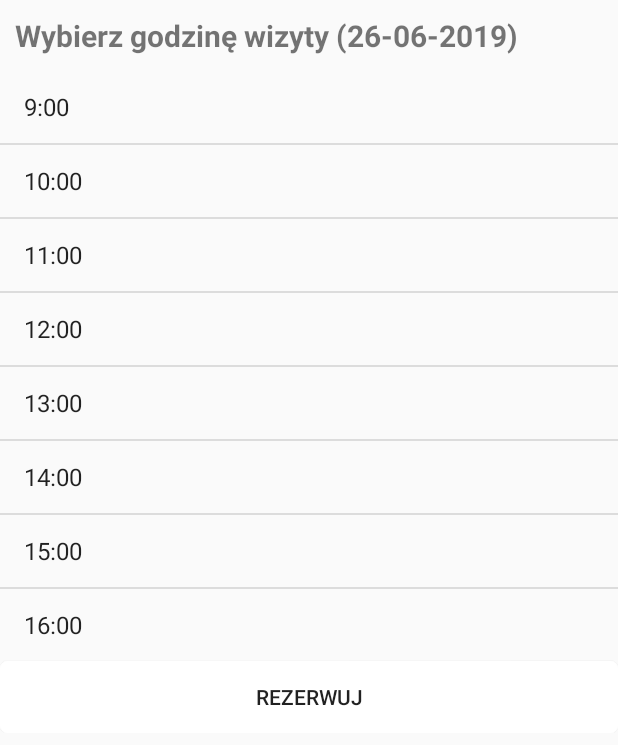
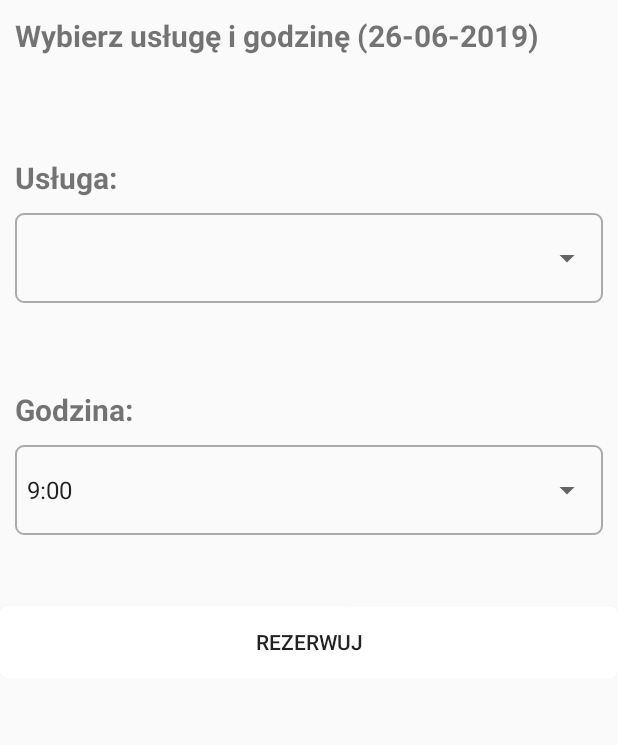
Before and after one commit to PawelKozarzewski/Hairmate, an Android app: the fragment CalendarView shown on its own in the app's theme, after a tap on "DALEJ", on a phone screen of 412 x 824 dp. Shown: the top 745 px of the screen. Run offline under Robolectric (Android 15) with nearby library versions, the phone set to English and light mode, and no system bars; our stand-ins replace Firebase (no records; nobody signed in at launch, a user with empty details on screens opened directly); 2 other taps on this screen came first.

Commit message:
- User can now choose a service in reservation tab - Choice of hour and service now uses spinners - Visit lists for user and owner are now sorted chronologically - Some minor visual fixes

```diff
--- a/app/src/main/java/com/example/patryk/hairfire/CalendarView.java
+++ b/app/src/main/java/com/example/patryk/hairfire/CalendarView.java
@@ -19,6 +19,7 @@ import android.widget.GridView;
 import android.widget.LinearLayout;
 import android.widget.ListView;
 import android.widget.RelativeLayout;
+import android.widget.Spinner;
 import android.widget.TextView;
 
 import com.google.android.gms.tasks.OnCompleteListener;
@@ -59,15 +60,16 @@ public class CalendarView extends Fragment {
     private int chosenDayPosition = -1;
     public String date_choice;
     final ArrayList<String> hoursReserved = new ArrayList<String>();
-    String hourSelected;
-    String clientName;
+    Spinner spinner_services, spinner_hours;
+    String hourSelected, clientName, serviceSelected;
+    String serv_name, serv_price, serv_duration;
 
     @Nullable
     @Override
     public View onCreateView(@NonNull LayoutInflater inflater, @Nullable ViewGroup container, @Nullable Bundle savedInstanceState) {
         final View view = inflater.inflate(R.layout.calendar_view,container,false);
         calendar_layout = (RelativeLayout) view.findViewById(R.id.calendar_layout);
-        hourListView = (ListView) view.findViewById(R.id.hour_listview);
+//        hourListView = (ListView) view.findViewById(R.id.hour_listview);
         hour_layout = (LinearLayout) view.findViewById(R.id.hour_layout);
         header = (LinearLayout) view.findViewById(R.id.calendar_header);
         btnPrev = (Button) view.findViewById(R.id.calendar_prev_button);
@@ -81,7 +83,8 @@ public class CalendarView extends Fragment {
         loginInformation = (TextView) view.findViewById(R.id.login_information);
         reservationButton = (Button) view.findViewById(R.id.reservation_button);
         chooseHourText = (TextView) view.findViewById(R.id.choose_hour);
-
+        spinner_services = (Spinner) view.findViewById(R.id.services_spinner);
+        spinner_hours = (Spinner) view.findViewById(R.id.hours_spinner);
 
         updateDate(this.monthOffset);
         getHoursReserved();
@@ -115,10 +118,34 @@ public class CalendarView extends Fragment {
             }
         });
 
-        hourListView.setOnItemClickListener(new AdapterView.OnItemClickListener() {
+//        hourListView.setOnItemClickListener(new AdapterView.OnItemClickListener() {
+//            @Override
+//            public void onItemClick(AdapterView<?> parent, View view, int position, long id) {
+//                hourSelected = (String) hourListView.getItemAtPosition(position);
+//            }
+//        });
+
+        spinner_hours.setOnItemSelectedListener(new AdapterView.OnItemSelectedListener() {
             @Override
-            public void onItemClick(AdapterView<?> parent, View view, int position, long id) {
-                hourSelected = (String) hourListView.getItemAtPosition(position);
+            public void onItemSelected(AdapterView<?> parent, View view, int position, long id) {
+                hourSelected = (String) parent.getItemAtPosition(position);
+            }
+
+            @Override
+            public void onNothingSelected(AdapterView<?> parent) {
+
+            }
+        });
+
+        spinner_services.setOnItemSelectedListener(new AdapterView.OnItemSelectedListener() {
+            @Override
+            public void onItemSelected(AdapterView<?> parent, View view, int position, long id) {
+                serviceSelected = (String) parent.getItemAtPosition(position);
+            }
+
+            @Override
+            public void onNothingSelected(AdapterView<?> parent) {
+
             }
         });
 
@@ -141,9 +168,42 @@ public class CalendarView extends Fragment {
                 hours.add(i + ":" + "00");
            }
         }
-        ArrayAdapter<String> adapter = new ArrayAdapter<String>(getActivity(), android.R.layout.simple_list_item_1, hours);
-        hourListView.setAdapter(adapter);
 
+//        ArrayAdapter<String> adapter = new ArrayAdapter<String>(getActivity(), android.R.layout.simple_list_item_1, hours);
+//        hourListView.setAdapter(adapter);
+
+        ArrayAdapter<String> dataAdapterHours = new ArrayAdapter<String>(getActivity(), android.R.layout.simple_spinner_item, hours);
+        dataAdapterHours.setDropDownViewResource(android.R.layout.simple_spinner_dropdown_item);
+        dataAdapterHours.notifyDataSetChanged();
+        spinner_hours.setAdapter(dataAdapterHours);
+
+
+        db.collection("Services")
+                .whereEqualTo("salon_id", SalonList.salon_id)
+                .get()
+                .addOnCompleteListener(new OnCompleteListener<QuerySnapshot>() {
+                    @Override
+                    public void onComplete(@NonNull Task<QuerySnapshot> task) {
+                        if (task.isSuccessful()) {
+                            List<String> serviceList = new ArrayList<String>();
+                            for(QueryDocumentSnapshot document : task.getResult()) {
+                                serv_name = document.getString("name");
+                                serv_price = document.getString("price");
+                                serv_duration = document.getString("duration");
+
+                                String tmp = serv_name + "; " + serv_price + " zł; " + serv_duration + " minut";
+                                serviceList.add(tmp);
+                            }
+
+//                            Log.d("myTag", serviceList.get(0));
+
+                            ArrayAdapter<String> dataAdapter = new ArrayAdapter<String>(getActivity(), android.R.layout.simple_spinner_item, serviceList);
+                            dataAdapter.setDropDownViewResource(android.R.layout.simple_spinner_dropdown_item);
+                            dataAdapter.notifyDataSetChanged();
+                            spinner_services.setAdapter(dataAdapter);
+                        }
+                    }
+                });
     }
 
     public void getHoursReserved(){
@@ -191,6 +251,7 @@ public class CalendarView extends Fragment {
                         reservation.put("salon_name", InformationTab.salonName);
                         reservation.put("user_id", user.getUid());
                         reservation.put("user_name", clientName);
+                        reservation.put("service", serviceSelected);
 
                         db.collection("Visits")
                                 .add(reservation)
--- a/app/src/main/java/com/example/patryk/hairfire/VisitsListAdapter.java
+++ b/app/src/main/java/com/example/patryk/hairfire/VisitsListAdapter.java
@@ -42,7 +42,7 @@ public class VisitsListAdapter extends ArrayAdapter<Visit> {
             holder.date = (TextView) row.findViewById(R.id.visit_date);
             holder.hour = (TextView) row.findViewById(R.id.visit_hour);
             holder.name = (TextView) row.findViewById(R.id.visit_salon_name);
-
+            holder.service = (TextView) row.findViewById(R.id.visit_service);
 
             row.setTag(holder);
         } else{
@@ -56,6 +56,7 @@ public class VisitsListAdapter extends ArrayAdapter<Visit> {
         holder.date.setText(data.get(position).getDate());
         holder.hour.setText(data.get(position).getHour());
         holder.name.setText(data.get(position).getSalonName());
+        holder.service.setText(data.get(position).getService());
 
         return row;
     }
@@ -70,5 +71,6 @@ public class VisitsListAdapter extends ArrayAdapter<Visit> {
         TextView date;
         TextView hour;
         TextView name;
+        TextView service;
     }
 }
--- /dev/null
+++ b/app/src/main/res/drawable/background_spinner.xml
@@ -0,0 +1,8 @@
+<?xml version="1.0" encoding="utf-8"?>
+<shape xmlns:android="http://schemas.android.com/apk/res/android">
+    <solid android:color="@android:color/transparent" />
+    <corners android:radius="5dp" />
+    <stroke
+        android:width="1dp"
+        android:color="@android:color/darker_gray" />
+</shape>
--- a/app/src/main/res/layout/calendar_view.xml
+++ b/app/src/main/res/layout/calendar_view.xml
@@ -6,7 +6,8 @@
     <RelativeLayout
         android:layout_width="match_parent"
         android:layout_height="wrap_content"
-        android:id="@+id/calendar_layout">
+        android:id="@+id/calendar_layout"
+        android:visibility="visible">
 
         <RelativeLayout
             android:id="@+id/chosen_day_layout"
@@ -185,16 +186,79 @@
             android:padding="10sp"
             android:textSize="20sp"
             android:textStyle="bold"
-            android:text="Wybierz godzinę wizyty"/>
+            android:text="Wybierz usługę i godzinę"/>
 
-        <ListView
-            android:id="@+id/hour_listview"
+        <TextView
+            android:layout_width="wrap_content"
+            android:layout_height="wrap_content"
+            android:padding="10sp"
+            android:textSize="20sp"
+            android:textStyle="bold"
+            android:text=""/>
+
+        <TextView
+            android:id="@+id/service_label"
+            android:layout_width="wrap_content"
+            android:layout_height="wrap_content"
+            android:padding="10dp"
+            android:textSize="20sp"
+            android:textStyle="bold"
+            android:text="Usługa:"/>
+
+        <RelativeLayout
             android:layout_width="match_parent"
             android:layout_height="wrap_content"
-            android:choiceMode="singleChoice"
+            android:layout_marginLeft="10dp"
+            android:layout_marginRight="10dp"
+            android:layout_weight=".28"
+            android:background="@drawable/background_spinner"
+            android:orientation="horizontal">
+
+            <Spinner
+                android:id="@+id/services_spinner"
+                android:layout_width="fill_parent"
+                android:layout_height="60sp" />
+        </RelativeLayout>
+
+        <TextView
+            android:layout_width="wrap_content"
+            android:layout_height="wrap_content"
+            android:padding="10sp"
             android:textSize="20sp"
-            android:listSelector="@color/colorPrimaryDark">
-        </ListView>
+            android:textStyle="bold"
+            android:text=""/>
+
+        <TextView
+            android:id="@+id/hour_label"
+            android:layout_width="wrap_content"
+            android:layout_height="wrap_content"
+            android:padding="10dp"
+            android:textSize="20sp"
+            android:textStyle="bold"
+            android:text="Godzina:"/>
+
+        <RelativeLayout
+            android:layout_width="match_parent"
+            android:layout_height="wrap_content"
+            android:layout_marginLeft="10dp"
+            android:layout_marginRight="10dp"
+            android:layout_weight=".28"
+            android:background="@drawable/background_spinner"
+            android:orientation="horizontal">
+
+            <Spinner
+                android:id="@+id/hours_spinner"
+                android:layout_width="fill_parent"
+                android:layout_height="60sp" />
+        </RelativeLayout>
+
+        <TextView
+            android:layout_width="wrap_content"
+            android:layout_height="wrap_content"
+            android:padding="10sp"
+            android:textSize="20sp"
+            android:textStyle="bold"
+            android:text=""/>
 
         <Button
             android:id="@+id/reservation_button"
@@ -208,6 +272,7 @@
             android:id="@+id/login_information"
             android:layout_width="wrap_content"
             android:layout_height="wrap_content"
+            android:layout_gravity="center"
             android:visibility="gone"
             android:text="Zaloguj się, aby dokonać rezerwacji"/>
 
```
Also changed, not shown: app/src/main/java/com/example/patryk/hairfire/DateComparator.java (added, +10 -0 lines), app/src/main/java/com/example/patryk/hairfire/OwnerSalonVisitList.java (+13 -5 lines), app/src/main/java/com/example/patryk/hairfire/Visit.java (+39 -2 lines), app/src/main/java/com/example/patryk/hairfire/VisitsList.java (+10 -3 lines), app/src/main/res/layout/service_spinner_item.xml (added, +16 -0 lines), app/src/main/res/layout/visit_list_row.xml (+8 -0 lines).
